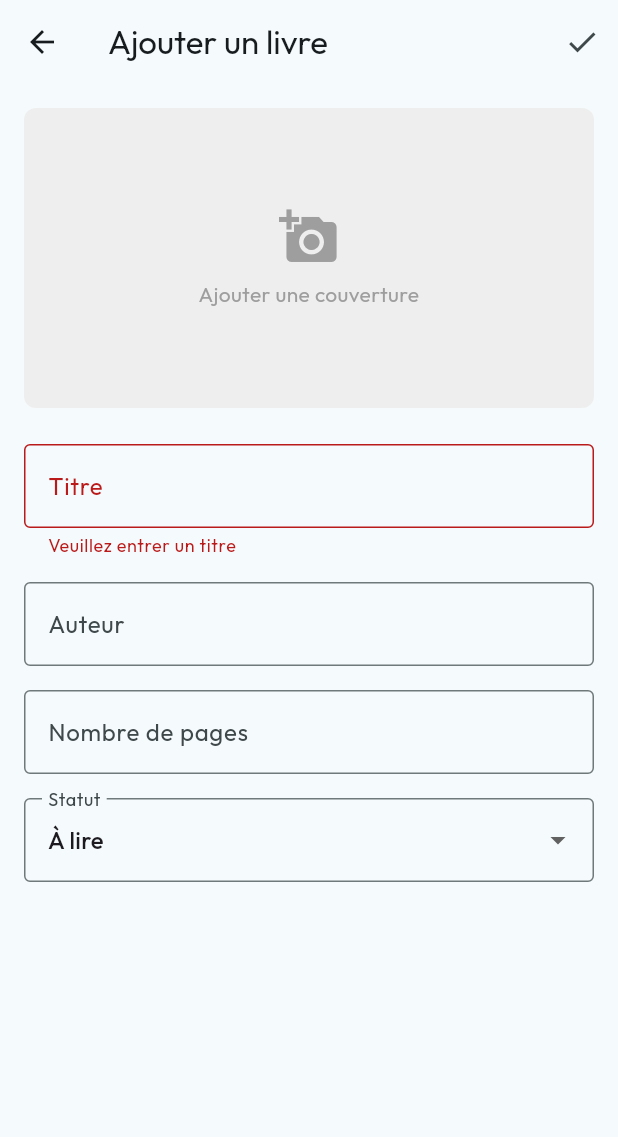
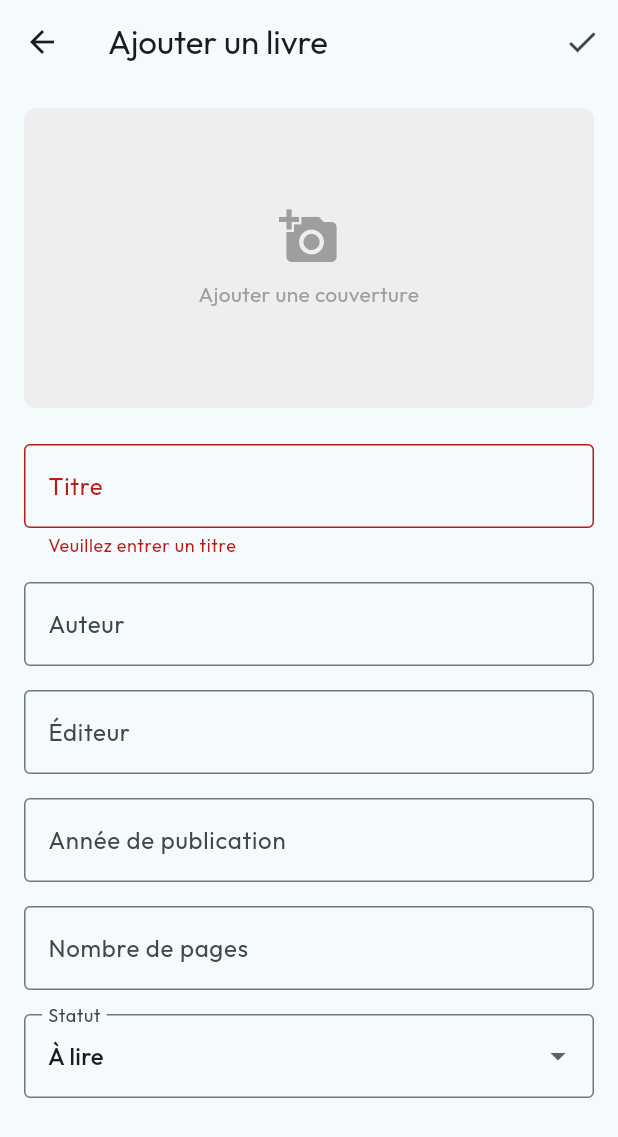
Before and after one commit to Attadeurtia/ilwyrm, a Flutter app: the EditBookPage screen opened directly, after a tap on the "check" icon, on a phone screen of 412 x 824 dp. Shown: the top 1137 px of the screen. Run offline on Flutter 3.47's test engine with Material 3 defaults, Android fonts, the phone set to English and light mode, and no system bars; our stand-ins replace cached_network_image, csv, drift, file_picker, flutter_riverpod, flutter_speed_dial and 4 more; missing offline and left inert: mobile_scanner; accounts and stored records are empty; generated files the repository leaves out were written again; network calls fail.

Commit message:
feat: Add publisher and publication year to books, including data model, API fetching, database, and UI for editing and display.

```diff
--- a/lib/data/book_search_api.dart
+++ b/lib/data/book_search_api.dart
@@ -10,6 +10,7 @@ class ExternalBook {
   final int? firstPublishYear;
   final List<String>? isbns;
   final int? numberOfPages;
+  final String? publisher;
   final String source; // 'openlibrary', 'google_books', 'inventaire'
 
   ExternalBook({
@@ -20,6 +21,7 @@ class ExternalBook {
     this.firstPublishYear,
     this.isbns,
     this.numberOfPages,
+    this.publisher,
     required this.source,
   });
 }
--- a/lib/data/google_books_api.dart
+++ b/lib/data/google_books_api.dart
@@ -41,6 +41,7 @@ class GoogleBooksApi implements BookSearchApi {
               : null,
           isbns: isbns,
           numberOfPages: volumeInfo['pageCount'],
+          publisher: volumeInfo['publisher'],
           source: 'google_books',
         );
       }).toList();
--- a/lib/data/open_library_api.dart
+++ b/lib/data/open_library_api.dart
@@ -8,7 +8,7 @@ class OpenLibraryApi implements BookSearchApi {
   @override
   Future<List<ExternalBook>> searchBooks(String query) async {
     final url = Uri.parse(
-      '$_baseUrl/search.json?q=${Uri.encodeComponent(query)}&fields=key,title,author_name,cover_i,first_publish_year,isbn,number_of_pages_median&limit=20',
+      '$_baseUrl/search.json?q=${Uri.encodeComponent(query)}&fields=key,title,author_name,cover_i,first_publish_year,isbn,number_of_pages_median,publisher&limit=20',
     );
 
     final response = await http.get(url);
@@ -24,6 +24,9 @@ class OpenLibraryApi implements BookSearchApi {
         final isbns = (json['isbn'] as List?)
             ?.map((e) => e.toString())
             .toList();
+        final publishers = (json['publisher'] as List?)
+            ?.map((e) => e.toString())
+            .toList();
 
         return ExternalBook(
           key: json['key'],
@@ -35,6 +38,7 @@ class OpenLibraryApi implements BookSearchApi {
           firstPublishYear: json['first_publish_year'],
           isbns: isbns,
           numberOfPages: json['number_of_pages_median'],
+          publisher: publishers?.firstOrNull,
           source: 'openlibrary',
         );
       }).toList();
--- a/lib/data/tables/books.dart
+++ b/lib/data/tables/books.dart
@@ -26,6 +26,9 @@ class Books extends Table {
   TextColumn get oclcNumber => text().named('oclc_number').nullable()();
   IntColumn get pageCount => integer().named('page_count').nullable()();
   IntColumn get currentPage => integer().named('current_page').nullable()();
+  TextColumn get publisher => text().nullable()();
+  IntColumn get publicationYear =>
+      integer().named('publication_year').nullable()();
 
   // Reading Status & Dates
   DateTimeColumn get startDate => dateTime().named('start_date').nullable()();
--- a/lib/ui/add_book/edit_book_page.dart
+++ b/lib/ui/add_book/edit_book_page.dart
@@ -20,6 +20,8 @@ class _EditBookPageState extends ConsumerState<EditBookPage> {
   final _formKey = GlobalKey<FormState>();
   late TextEditingController _titleController;
   late TextEditingController _authorController;
+  late TextEditingController _publisherController;
+  late TextEditingController _yearController;
   late TextEditingController _pageCountController;
   String _status = 'to_read'; // Default status
   String? _localCoverPath;
@@ -34,6 +36,12 @@ class _EditBookPageState extends ConsumerState<EditBookPage> {
       _authorController = TextEditingController(
         text: widget.existingBook!.authorText ?? '',
       );
+      _publisherController = TextEditingController(
+        text: widget.existingBook!.publisher ?? '',
+      );
+      _yearController = TextEditingController(
+        text: widget.existingBook!.publicationYear?.toString() ?? '',
+      );
       _pageCountController = TextEditingController(
         text: widget.existingBook!.pageCount?.toString() ?? '',
       );
@@ -46,6 +54,12 @@ class _EditBookPageState extends ConsumerState<EditBookPage> {
       _authorController = TextEditingController(
         text: widget.initialBook?.authorText ?? '',
       );
+      _publisherController = TextEditingController(
+        text: widget.initialBook?.publisher ?? '',
+      );
+      _yearController = TextEditingController(
+        text: widget.initialBook?.firstPublishYear?.toString() ?? '',
+      );
       _pageCountController = TextEditingController(
         text: widget.initialBook?.numberOfPages?.toString() ?? '',
       );
@@ -56,6 +70,8 @@ class _EditBookPageState extends ConsumerState<EditBookPage> {
   void dispose() {
     _titleController.dispose();
     _authorController.dispose();
+    _publisherController.dispose();
+    _yearController.dispose();
     _pageCountController.dispose();
     super.dispose();
   }
@@ -76,6 +92,7 @@ class _EditBookPageState extends ConsumerState<EditBookPage> {
     if (_formKey.currentState!.validate()) {
       final database = ref.read(databaseProvider);
       final int? pageCount = int.tryParse(_pageCountController.text);
+      final int? year = int.tryParse(_yearController.text);
 
       if (widget.existingBook != null) {
         // Update existing
@@ -85,6 +102,12 @@ class _EditBookPageState extends ConsumerState<EditBookPage> {
           BooksCompanion(
             title: drift.Value(_titleController.text),
             authorText: drift.Value(_authorController.text),
+            publisher: drift.Value(
+              _publisherController.text.isEmpty
+                  ? null
+                  : _publisherController.text,
+            ),
+            publicationYear: drift.Value(year),
             pageCount: drift.Value(pageCount),
             shelf: drift.Value(_status),
             shelfName: drift.Value(_getShelfName(_status)),
@@ -100,6 +123,12 @@ class _EditBookPageState extends ConsumerState<EditBookPage> {
         final book = BooksCompanion(
           title: drift.Value(_titleController.text),
           authorText: drift.Value(_authorController.text),
+          publisher: drift.Value(
+            _publisherController.text.isEmpty
+                ? null
+                : _publisherController.text,
+          ),
+          publicationYear: drift.Value(year),
           pageCount: drift.Value(pageCount),
           shelf: drift.Value(_status),
           shelfName: drift.Value(_getShelfName(_status)),
@@ -239,6 +268,23 @@ class _EditBookPageState extends ConsumerState<EditBookPage> {
             ),
             const SizedBox(height: 16),
             TextFormField(
+              controller: _publisherController,
+              decoration: const InputDecoration(
+                labelText: 'Éditeur',
+                border: OutlineInputBorder(),
+              ),
+            ),
+            const SizedBox(height: 16),
+            TextFormField(
+              controller: _yearController,
+              keyboardType: TextInputType.number,
+              decoration: const InputDecoration(
+                labelText: 'Année de publication',
+                border: OutlineInputBorder(),
+              ),
+            ),
+            const SizedBox(height: 16),
+            TextFormField(
               controller: _pageCountController,
               keyboardType: TextInputType.number,
               decoration: const InputDecoration(
```
Also changed, not shown: lib/data/database.dart (+10 -1 lines), lib/ui/books/bookshelf_detail_page.dart (+65 -0 lines), lib/data/database.g.dart.
